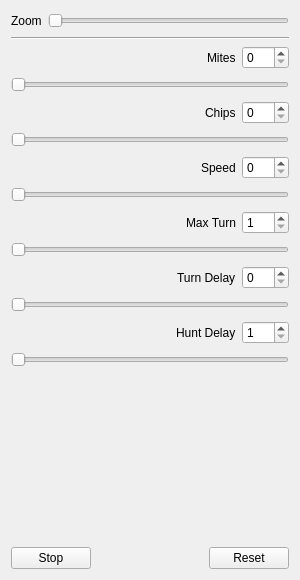
Above: plugins/controls/dmzMitesControls.ui from dmzgroup/mites before the change. Below: the same form after it.
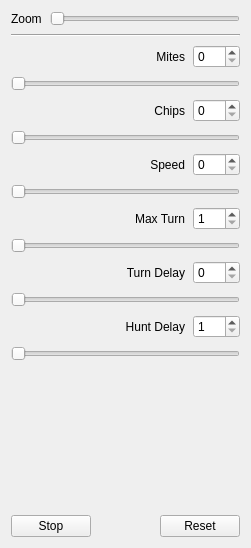
That is the form after the change.

Commit message: fixed the qt layout chopping widgets problem in a more elegent manner. Changed base widget from QWidget to QFrame on a bunch of plugins. This helps track down layout issues beause frames have borders that can be easily turned on.

```diff
--- a/plugins/controls/dmzMitesControls.ui
+++ b/plugins/controls/dmzMitesControls.ui
@@ -6,14 +6,17 @@
    <rect>
     <x>0</x>
     <y>0</y>
-    <width>300</width>
-    <height>580</height>
+    <width>251</width>
+    <height>548</height>
    </rect>
   </property>
   <property name="windowTitle">
    <string>Controls</string>
   </property>
   <layout class="QVBoxLayout" name="verticalLayout">
+   <property name="spacing">
+    <number>8</number>
+   </property>
    <item>
     <layout class="QHBoxLayout" name="horizontalLayout_6">
      <item>
@@ -26,7 +29,7 @@
      <item>
       <widget class="QSlider" name="ZoomSlider">
        <property name="sizePolicy">
-        <sizepolicy hsizetype="Expanding" vsizetype="Minimum">
+        <sizepolicy hsizetype="Expanding" vsizetype="Fixed">
          <horstretch>0</horstretch>
          <verstretch>0</verstretch>
         </sizepolicy>
@@ -36,22 +39,6 @@
        </property>
       </widget>
      </item>
-     <item>
-      <spacer name="horizontalSpacer_6">
-       <property name="orientation">
-        <enum>Qt::Horizontal</enum>
-       </property>
-       <property name="sizeType">
-        <enum>QSizePolicy::Minimum</enum>
-       </property>
-       <property name="sizeHint" stdset="0">
-        <size>
-         <width>0</width>
-         <height>20</height>
-        </size>
-       </property>
-      </spacer>
-     </item>
     </layout>
    </item>
    <item>
@@ -63,24 +50,20 @@
    </item>
    <item>
     <layout class="QHBoxLayout" name="horizontalLayout">
-     <item>
-      <spacer name="horizontalSpacer">
-       <property name="orientation">
-        <enum>Qt::Horizontal</enum>
-       </property>
-       <property name="sizeHint" stdset="0">
-        <size>
-         <width>40</width>
-         <height>20</height>
-        </size>
-       </property>
-      </spacer>
-     </item>
      <item>
       <widget class="QLabel" name="label">
+       <property name="sizePolicy">
+        <sizepolicy hsizetype="Expanding" vsizetype="Preferred">
+         <horstretch>0</horstretch>
+         <verstretch>0</verstretch>
+        </sizepolicy>
+       </property>
        <property name="text">
         <string>Mites</string>
        </property>
+       <property name="alignment">
+        <set>Qt::AlignRight|Qt::AlignTrailing|Qt::AlignVCenter</set>
+       </property>
       </widget>
      </item>
      <item>
@@ -93,11 +76,9 @@
     </layout>
    </item>
    <item>
-    <layout class="QHBoxLayout" name="horizontalLayout_14">
-     <item>
       <widget class="QSlider" name="MitesSlider">
        <property name="sizePolicy">
-        <sizepolicy hsizetype="Expanding" vsizetype="Minimum">
+      <sizepolicy hsizetype="Expanding" vsizetype="Fixed">
          <horstretch>0</horstretch>
          <verstretch>0</verstretch>
         </sizepolicy>
@@ -109,45 +90,23 @@
         <enum>Qt::Horizontal</enum>
        </property>
       </widget>
-     </item>
-     <item>
-      <spacer name="horizontalSpacer_14">
-       <property name="orientation">
-        <enum>Qt::Horizontal</enum>
-       </property>
-       <property name="sizeType">
-        <enum>QSizePolicy::Minimum</enum>
-       </property>
-       <property name="sizeHint" stdset="0">
-        <size>
-         <width>0</width>
-         <height>20</height>
-        </size>
-       </property>
-      </spacer>
-     </item>
-    </layout>
    </item>
    <item>
     <layout class="QHBoxLayout" name="horizontalLayout_2">
-     <item>
-      <spacer name="horizontalSpacer_2">
-       <property name="orientation">
-        <enum>Qt::Horizontal</enum>
-       </property>
-       <property name="sizeHint" stdset="0">
-        <size>
-         <width>40</width>
-         <height>20</height>
-        </size>
-       </property>
-      </spacer>
-     </item>
      <item>
       <widget class="QLabel" name="label_2">
+       <property name="sizePolicy">
+        <sizepolicy hsizetype="Expanding" vsizetype="Preferred">
+         <horstretch>0</horstretch>
+         <verstretch>0</verstretch>
+        </sizepolicy>
+       </property>
        <property name="text">
         <string>Chips</string>
        </property>
+       <property name="alignment">
+        <set>Qt::AlignRight|Qt::AlignTrailing|Qt::AlignVCenter</set>
+       </property>
       </widget>
      </item>
      <item>
@@ -160,11 +119,9 @@
     </layout>
    </item>
    <item>
-    <layout class="QHBoxLayout" name="horizontalLayout_13">
-     <item>
       <widget class="QSlider" name="ChipsSlider">
        <property name="sizePolicy">
-        <sizepolicy hsizetype="Expanding" vsizetype="Minimum">
+      <sizepolicy hsizetype="Expanding" vsizetype="Fixed">
          <horstretch>0</horstretch>
          <verstretch>0</verstretch>
         </sizepolicy>
@@ -176,45 +133,23 @@
         <enum>Qt::Horizontal</enum>
        </property>
       </widget>
-     </item>
-     <item>
-      <spacer name="horizontalSpacer_13">
-       <property name="orientation">
-        <enum>Qt::Horizontal</enum>
-       </property>
-       <property name="sizeType">
-        <enum>QSizePolicy::Minimum</enum>
-       </property>
-       <property name="sizeHint" stdset="0">
-        <size>
-         <width>0</width>
-         <height>20</height>
-        </size>
-       </property>
-      </spacer>
-     </item>
-    </layout>
    </item>
    <item>
     <layout class="QHBoxLayout" name="horizontalLayout_3">
-     <item>
-      <spacer name="horizontalSpacer_3">
-       <property name="orientation">
-        <enum>Qt::Horizontal</enum>
-       </property>
-       <property name="sizeHint" stdset="0">
-        <size>
-         <width>40</width>
-         <height>20</height>
-        </size>
-       </property>
-      </spacer>
-     </item>
      <item>
       <widget class="QLabel" name="label_3">
+       <property name="sizePolicy">
+        <sizepolicy hsizetype="Expanding" vsizetype="Preferred">
+         <horstretch>0</horstretch>
+         <verstretch>0</verstretch>
+        </sizepolicy>
+       </property>
        <property name="text">
         <string>Speed</string>
        </property>
+       <property name="alignment">
+        <set>Qt::AlignRight|Qt::AlignTrailing|Qt::AlignVCenter</set>
+       </property>
       </widget>
      </item>
      <item>
@@ -227,11 +162,9 @@
     </layout>
    </item>
    <item>
-    <layout class="QHBoxLayout" name="horizontalLayout_12">
-     <item>
       <widget class="QSlider" name="SpeedSlider">
        <property name="sizePolicy">
-        <sizepolicy hsizetype="Expanding" vsizetype="Minimum">
+      <sizepolicy hsizetype="Expanding" vsizetype="Fixed">
          <horstretch>0</horstretch>
          <verstretch>0</verstretch>
         </sizepolicy>
@@ -243,45 +176,23 @@
         <enum>Qt::Horizontal</enum>
        </property>
       </widget>
-     </item>
-     <item>
-      <spacer name="horizontalSpacer_12">
-       <property name="orientation">
-        <enum>Qt::Horizontal</enum>
-       </property>
-       <property name="sizeType">
-        <enum>QSizePolicy::Minimum</enum>
-       </property>
-       <property name="sizeHint" stdset="0">
-        <size>
-         <width>0</width>
-         <height>20</height>
-        </size>
-       </property>
-      </spacer>
-     </item>
-    </layout>
    </item>
    <item>
     <layout class="QHBoxLayout" name="horizontalLayout_7">
-     <item>
-      <spacer name="horizontalSpacer_7">
-       <property name="orientation">
-        <enum>Qt::Horizontal</enum>
-       </property>
-       <property name="sizeHint" stdset="0">
-        <size>
-         <width>40</width>
-         <height>20</height>
-        </size>
-       </property>
-      </spacer>
-     </item>
      <item>
       <widget class="QLabel" name="label_6">
+       <property name="sizePolicy">
+        <sizepolicy hsizetype="Expanding" vsizetype="Preferred">
+         <horstretch>0</horstretch>
+         <verstretch>0</verstretch>
+        </sizepolicy>
+       </property>
        <property name="text">
         <string>Max Turn</string>
        </property>
+       <property name="alignment">
+        <set>Qt::AlignRight|Qt::AlignTrailing|Qt::AlignVCenter</set>
+       </property>
       </widget>
      </item>
      <item>
@@ -297,11 +208,9 @@
     </layout>
    </item>
    <item>
-    <layout class="QHBoxLayout" name="horizontalLayout_11">
-     <item>
       <widget class="QSlider" name="TurnSlider">
        <property name="sizePolicy">
-        <sizepolicy hsizetype="Expanding" vsizetype="Minimum">
+      <sizepolicy hsizetype="Expanding" vsizetype="Fixed">
          <horstretch>0</horstretch>
          <verstretch>0</verstretch>
         </sizepolicy>
@@ -316,45 +225,23 @@
         <enum>Qt::Horizontal</enum>
        </property>
       </widget>
-     </item>
-     <item>
-      <spacer name="horizontalSpacer_11">
-       <property name="orientation">
-        <enum>Qt::Horizontal</enum>
-       </property>
-       <property name="sizeType">
-        <enum>QSizePolicy::Minimum</enum>
-       </property>
-       <property name="sizeHint" stdset="0">
-        <size>
-         <width>0</width>
-         <height>20</height>
-        </size>
-       </property>
-      </spacer>
-     </item>
-    </layout>
    </item>
    <item>
     <layout class="QHBoxLayout" name="horizontalLayout_8">
-     <item>
-      <spacer name="horizontalSpacer_8">
-       <property name="orientation">
-        <enum>Qt::Horizontal</enum>
-       </property>
-       <property name="sizeHint" stdset="0">
-        <size>
-         <width>40</width>
-         <height>20</height>
-        </size>
-       </property>
-      </spacer>
-     </item>
      <item>
       <widget class="QLabel" name="label_7">
+       <property name="sizePolicy">
+        <sizepolicy hsizetype="Expanding" vsizetype="Preferred">
+         <horstretch>0</horstretch>
+         <verstretch>0</verstretch>
+        </sizepolicy>
+       </property>
        <property name="text">
         <string>Turn Delay</string>
        </property>
+       <property name="alignment">
+        <set>Qt::AlignRight|Qt::AlignTrailing|Qt::AlignVCenter</set>
+       </property>
       </widget>
      </item>
      <item>
@@ -373,11 +260,9 @@
     </layout>
    </item>
    <item>
-    <layout class="QHBoxLayout" name="horizontalLayout_10">
-     <item>
       <widget class="QSlider" name="TurnDelaySlider">
        <property name="sizePolicy">
-        <sizepolicy hsizetype="Expanding" vsizetype="Minimum">
+      <sizepolicy hsizetype="Expanding" vsizetype="Fixed">
          <horstretch>0</horstretch>
          <verstretch>0</verstretch>
         </sizepolicy>
@@ -397,43 +282,21 @@
       </widget>
      </item>
      <item>
-      <spacer name="horizontalSpacer_10">
-       <property name="orientation">
-        <enum>Qt::Horizontal</enum>
-       </property>
-       <property name="sizeType">
-        <enum>QSizePolicy::Minimum</enum>
-       </property>
-       <property name="sizeHint" stdset="0">
-        <size>
-         <width>0</width>
-         <height>20</height>
-        </size>
-       </property>
-      </spacer>
-     </item>
-    </layout>
-   </item>
-   <item>
     <layout class="QHBoxLayout" name="horizontalLayout_4">
-     <item>
-      <spacer name="horizontalSpacer_4">
-       <property name="orientation">
-        <enum>Qt::Horizontal</enum>
-       </property>
-       <property name="sizeHint" stdset="0">
-        <size>
-         <width>40</width>
-         <height>20</height>
-        </size>
-       </property>
-      </spacer>
-     </item>
      <item>
       <widget class="QLabel" name="label_4">
+       <property name="sizePolicy">
+        <sizepolicy hsizetype="Expanding" vsizetype="Preferred">
+         <horstretch>0</horstretch>
+         <verstretch>0</verstretch>
+        </sizepolicy>
+       </property>
        <property name="text">
         <string>Hunt Delay</string>
        </property>
+       <property name="alignment">
+        <set>Qt::AlignRight|Qt::AlignTrailing|Qt::AlignVCenter</set>
+       </property>
       </widget>
      </item>
      <item>
@@ -449,11 +312,9 @@
     </layout>
    </item>
    <item>
-    <layout class="QHBoxLayout" name="horizontalLayout_9">
-     <item>
       <widget class="QSlider" name="WaitSlider">
        <property name="sizePolicy">
-        <sizepolicy hsizetype="Expanding" vsizetype="Minimum">
+      <sizepolicy hsizetype="Expanding" vsizetype="Fixed">
          <horstretch>0</horstretch>
          <verstretch>0</verstretch>
         </sizepolicy>
@@ -468,24 +329,6 @@
         <enum>Qt::Horizontal</enum>
        </property>
       </widget>
-     </item>
-     <item>
-      <spacer name="horizontalSpacer_9">
-       <property name="orientation">
-        <enum>Qt::Horizontal</enum>
-       </property>
-       <property name="sizeType">
-        <enum>QSizePolicy::Minimum</enum>
-       </property>
-       <property name="sizeHint" stdset="0">
-        <size>
-         <width>0</width>
-         <height>20</height>
-        </size>
-       </property>
-      </spacer>
-     </item>
-    </layout>
    </item>
    <item>
     <spacer name="verticalSpacer">
@@ -504,12 +347,6 @@
     <layout class="QHBoxLayout" name="horizontalLayout_5">
      <item>
       <widget class="QPushButton" name="PauseButton">
-       <property name="sizePolicy">
-        <sizepolicy hsizetype="Minimum" vsizetype="Minimum">
-         <horstretch>0</horstretch>
-         <verstretch>0</verstretch>
-        </sizepolicy>
-       </property>
        <property name="text">
         <string>Stop</string>
        </property>
@@ -530,12 +367,6 @@
      </item>
      <item>
       <widget class="QPushButton" name="ResetButton">
-       <property name="sizePolicy">
-        <sizepolicy hsizetype="Minimum" vsizetype="Minimum">
-         <horstretch>0</horstretch>
-         <verstretch>0</verstretch>
-        </sizepolicy>
-       </property>
        <property name="text">
         <string>Reset</string>
        </property>
```
Left out of the diff: 64 changed lines with no effect on the pictures. Lines whose indentation alone changed are shown as unchanged. The commit also changes 2 other files.
